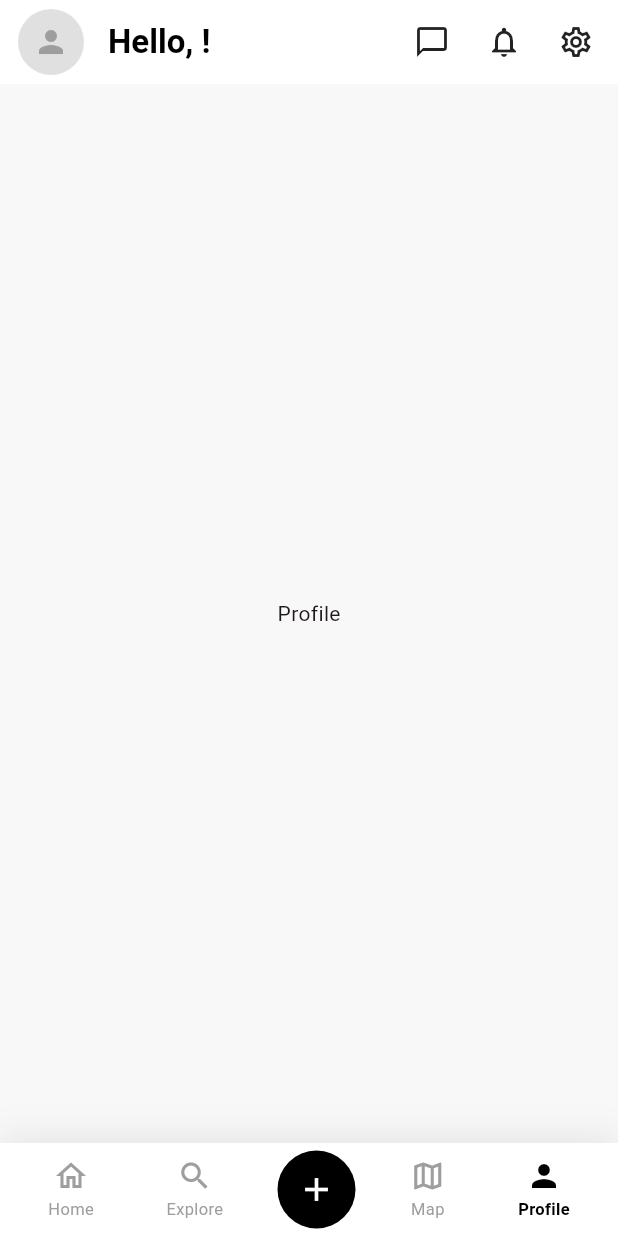
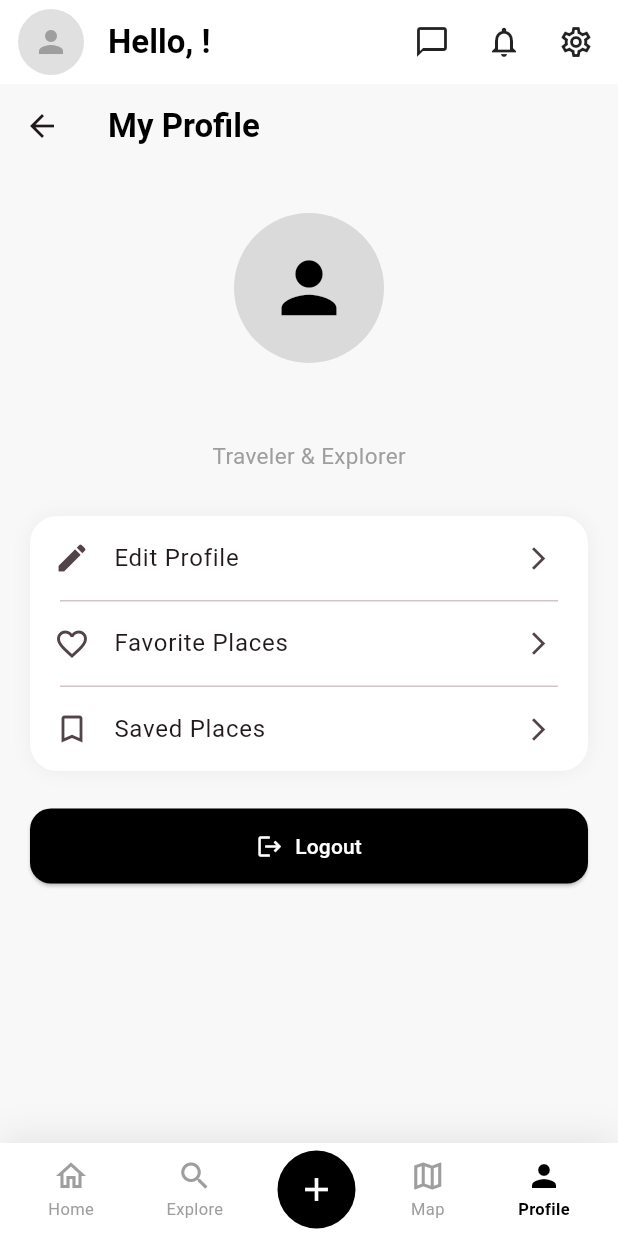
Before and after one commit to kiroreda963/LikeALocal, a Flutter app: the MainShell screen opened directly, item 5 of the bottom bar chosen, on a phone screen of 412 x 824 dp. Run offline on Flutter 3.47's test engine with Material 3 defaults, Android fonts, the phone set to English and light mode, and no system bars; our stand-ins replace cloud_firestore, firebase_auth, firebase_core, flutter_map, geolocator, image_picker and 1 more; accounts and stored records are empty; network calls fail; Roboto replaces fonts that are missing (SF Pro Display).

Commit message:
profile page addition

```diff
--- a/lib/home/pages/home_page.dart
+++ b/lib/home/pages/home_page.dart
@@ -20,12 +20,14 @@ class _HomePageState extends State<HomePage> {
     super.didChangeDependencies();
     if (!_didFetch) {
       _didFetch = true;
+     WidgetsBinding.instance.addPostFrameCallback((_) {
       final placesProvider = Provider.of<PlacesProvider>(
         context,
         listen: false,
       );
       placesProvider.fetchPlaces();
       placesProvider.fetchHiddenGems();
+     });
     }
   }
 
--- a/lib/home/pages/home_page_main.dart
+++ b/lib/home/pages/home_page_main.dart
@@ -4,6 +4,7 @@ import '../widgets/bottom_nav_bar.dart';
 import 'home_page.dart';
 import '../../auth/auth_provider.dart';
 import 'package:provider/provider.dart';
+import '../../profile/pages/profile_page.dart';
 
 class MainHomePage extends StatelessWidget {
   const MainHomePage({super.key});
@@ -30,7 +31,7 @@ class _MainShellState extends State<MainShell> {
     HomePage(),
     Center(child: Text('Explore')),
     Center(child: Text('Map')),
-    Center(child: Text('Profile')),
+    ProfilePage(),
   ];
 
   @override
--- a/lib/main.dart
+++ b/lib/main.dart
@@ -8,6 +8,7 @@ import 'Providers/PlaceProvider.dart';
 import 'messaging/pages/inbox_screen.dart';
 import 'home/pages/home_page_main.dart';
 import './add_place/pages/add_place_page.dart';
+
 
 void main() async {
   WidgetsFlutterBinding.ensureInitialized();
--- /dev/null
+++ b/lib/profile/pages/profile_page.dart
@@ -0,0 +1,167 @@
+import 'package:flutter/material.dart';
+import 'package:firebase_auth/firebase_auth.dart';
+
+import 'edit_profile_page.dart';
+import 'favorite_places_page.dart';
+import 'saved_places_page.dart';
+
+class ProfilePage extends StatelessWidget {
+  const ProfilePage({super.key});
+
+  @override
+  Widget build(BuildContext context) {
+    final user = FirebaseAuth.instance.currentUser;
+
+    return Scaffold(
+      backgroundColor: const Color(0xFFF8F8F8),
+
+      appBar: AppBar(
+        backgroundColor: const Color(0xFFF8F8F8),
+        elevation: 0,
+        title: const Text(
+          "My Profile",
+          style: TextStyle(
+            color: Colors.black,
+            fontWeight: FontWeight.bold,
+          ),
+        ),
+      ),
+
+      body: ListView(
+        padding: const EdgeInsets.all(20),
+        children: [
+          const SizedBox(height: 10),
+
+          const Center(
+            child: CircleAvatar(
+              radius: 50,
+              backgroundColor: Colors.black12,
+              child: Icon(
+                Icons.person,
+                size: 55,
+                color: Colors.black,
+              ),
+            ),
+          ),
+
+          const SizedBox(height: 15),
+
+          Center(
+            child: Text(
+              user?.email ?? "User",
+              style: const TextStyle(
+                fontSize: 22,
+                fontWeight: FontWeight.bold,
+              ),
+            ),
+          ),
+
+          const SizedBox(height: 5),
+
+          const Center(
+            child: Text(
+              "Traveler & Explorer",
+              style: TextStyle(
+                color: Colors.grey,
+                fontSize: 15,
+              ),
+            ),
+          ),
+
+          const SizedBox(height: 30),
+
+          Container(
+            decoration: BoxDecoration(
+              color: Colors.white,
+              borderRadius: BorderRadius.circular(18),
+              boxShadow: [
+                BoxShadow(
+                  color: Colors.black.withOpacity(0.05),
+                  blurRadius: 10,
+                ),
+              ],
+            ),
+
+            child: Column(
+              children: [
+                _buildTile(
+                  context,
+                  icon: Icons.edit,
+                  title: "Edit Profile",
+                  page: const EditProfilePage(),
+                ),
+
+                _divider(),
+
+                _buildTile(
+                  context,
+                  icon: Icons.favorite_border,
+                  title: "Favorite Places",
+                  page: const FavoritePlacesPage(),
+                ),
+
+                _divider(),
+
+                _buildTile(
+                  context,
+                  icon: Icons.bookmark_border,
+                  title: "Saved Places",
+                  page: const SavedPlacesPage(),
+                ),
+              ],
+            ),
+          ),
+
+          const SizedBox(height: 25),
+
+          ElevatedButton.icon(
+            style: ElevatedButton.styleFrom(
+              backgroundColor: Colors.black,
+              foregroundColor: Colors.white,
+              padding: const EdgeInsets.symmetric(vertical: 15),
+              shape: RoundedRectangleBorder(
+                borderRadius: BorderRadius.circular(14),
+              ),
+            ),
+
+            onPressed: () async {
+              await FirebaseAuth.instance.signOut();
+
+              Navigator.pushReplacementNamed(context, '/auth');
+            },
+
+            icon: const Icon(Icons.logout),
+            label: const Text("Logout"),
+          ),
+        ],
+      ),
+    );
+  }
+
+  Widget _buildTile(
+    BuildContext context, {
+    required IconData icon,
+    required String title,
+    required Widget page,
+  }) {
+    return ListTile(
+      leading: Icon(icon),
+      title: Text(title),
+      trailing: const Icon(Icons.arrow_forward_ios, size: 18),
+      onTap: () {
+        Navigator.push(
+          context,
+          MaterialPageRoute(builder: (_) => page),
+        );
+      },
+    );
+  }
+
+  Widget _divider() {
+    return const Divider(
+      height: 1,
+      indent: 20,
+      endIndent: 20,
+    );
+  }
+}
```
Also changed, not shown: lib/profile/pages/edit_profile_page.dart (added, +195 -0 lines), lib/profile/pages/favorite_places_page.dart (added, +25 -0 lines), lib/profile/pages/saved_places_page.dart (added, +25 -0 lines), 1 other file.
